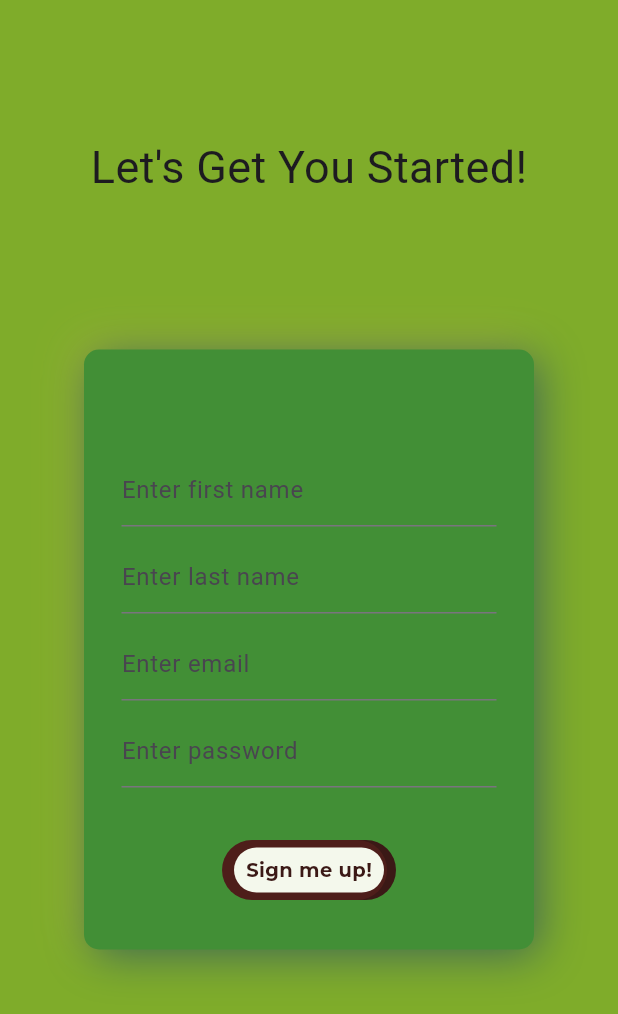
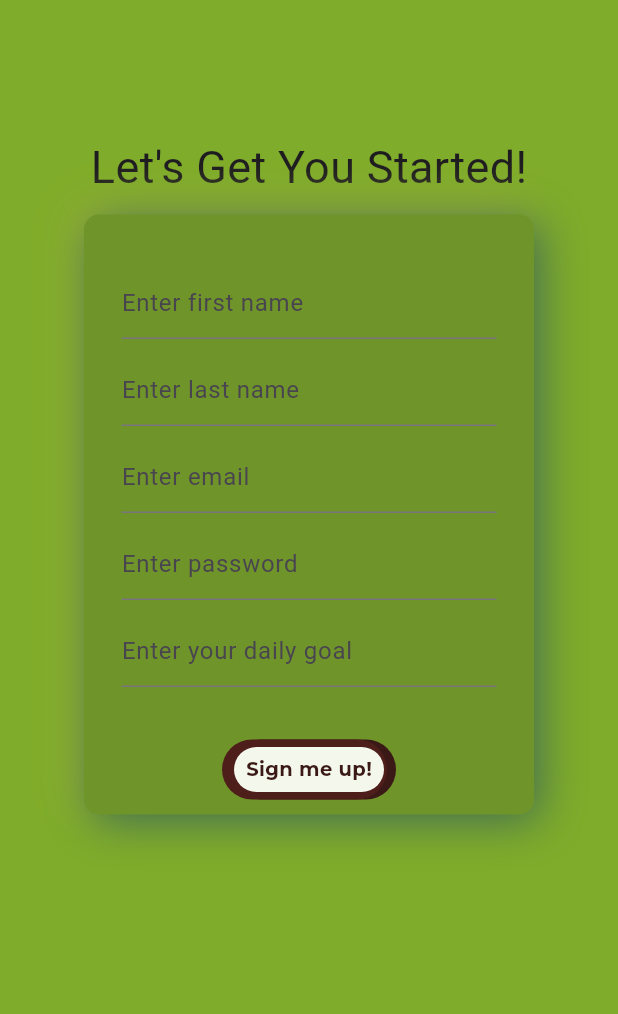
Before and after one commit to iBoudreaux/Capstone, a Flutter app: the SignupPage screen opened directly, after a tap on "Sign me up!", on a phone screen of 412 x 824 dp. Shown: the top 1014 px of the screen. Run offline on Flutter 3.47's test engine with Material 3 defaults, Android fonts, the phone set to English and light mode, and no system bars; our stand-ins replace google_fonts, google_nav_bar, hive_flutter, image_picker, percent_indicator, smooth_page_indicator; missing offline and left inert: mysql_client; accounts and stored records are empty; Roboto replaces fonts that are missing (Alexandria).

Commit message:
Cleaned up code and added extras - connected user dailyprogress goal to actual page - fixed how pages manage resources for smoother app - added a variable page so all pages can access values - checks ofr the end of the quiz and displays the end screen that is meant to show user score/progress for that lesson

```diff
--- a/signlanguageapp/lib/Pages/databaseconn.dart
+++ b/signlanguageapp/lib/Pages/databaseconn.dart
@@ -1,5 +1,6 @@
 import 'package:mysql_client/mysql_client.dart';
 import 'package:hive_flutter/hive_flutter.dart';
+import 'package:signlanguageapp/globalvariables.dart';
 
 // Var to  hold user session
 var userSession = Hive.box('storagebox');
@@ -18,14 +19,15 @@ Future<MySQLConnection> connectToDatabase () async
     return conn;
 }
 
-Future<bool> createnewUser(String firstName, String lastName, String email, String password) async
+Future<bool> createnewUser(String firstName, String lastName, String email, String password, String dailyGoal) async
 {
   // ignore: prefer_typing_uninitialized_variables
   var conn =  await connectToDatabase();
 
+  var daily = int.parse(dailyGoal);
   await conn.connect();
 
-  if (firstName.isEmpty || lastName.isEmpty || email.isEmpty || password.isEmpty){
+  if (firstName.isEmpty || lastName.isEmpty || email.isEmpty || password.isEmpty || dailyGoal.isEmpty){
     print("Please enter in all information above.");
   await conn.close();
 
@@ -33,8 +35,8 @@ Future<bool> createnewUser(String firstName, String lastName, String email, Stri
   }
   else{
     await conn.execute(
-      "INSERT INTO users (firstName, lastName, email, password) VALUES (:firstName, :lastName, :email, :password)",
-      {'firstName': firstName, 'lastName': lastName, 'email': email, 'password': password});
+      "INSERT INTO users (firstName, lastName, email, password, dailyGoal) VALUES (:firstName, :lastName, :email, :password, dailyGoal)",
+      {'firstName': firstName, 'lastName': lastName, 'email': email, 'password': password, 'dailyGoal': daily});
 
 
     readUserInfo(email, password);
@@ -68,6 +70,7 @@ Future<bool> readUserInfo(String email, String password) async
     userSession.put("firstname", data['firstName']);
     userSession.put("lastname", data['lastName']);
     userSession.put("email", data['email']);
+    userSession.put("dailygoal", data['dailyGoal']);
 
 
     }
--- a/signlanguageapp/lib/Pages/menupages/components/answerchoicecard.dart
+++ b/signlanguageapp/lib/Pages/menupages/components/answerchoicecard.dart
@@ -2,9 +2,9 @@ import 'package:flutter/material.dart';
 import 'package:google_fonts/google_fonts.dart';
 
 class AnswerChoiceCard extends StatelessWidget{
-  var answerchoice;
+  final answerchoice;
 
-  AnswerChoiceCard({super.key, required this.answerchoice});
+  const AnswerChoiceCard({super.key, required this.answerchoice});
 
   @override
   Widget build(BuildContext context) {
--- a/signlanguageapp/lib/Pages/userprofilepages/userprofilepage.dart
+++ b/signlanguageapp/lib/Pages/userprofilepages/userprofilepage.dart
@@ -140,7 +140,7 @@ class UserProfile extends StatelessWidget{
                   Navigator.push(
                       context,
                       MaterialPageRoute(
-                      builder: (context) => const OverviewPage(),
+                      builder: (context) => OverviewPage(),
                         ),
                       );
                 },
--- a/signlanguageapp/lib/Pages/welcomepages/components/textbox.dart
+++ b/signlanguageapp/lib/Pages/welcomepages/components/textbox.dart
@@ -1,37 +1,40 @@
 import 'package:flutter/material.dart';
 
-class MyTextBox extends StatelessWidget {
-
-  // ignore: prefer_typing_uninitialized_variables
-  final controller;
+class MyTextBox extends StatefulWidget {
+  final TextEditingController controller;
   final String hintText;
   final bool obscureText;
   final String boxName;
 
-
-
-  const MyTextBox ({
+  const MyTextBox({
     super.key,
     required this.controller,
     required this.hintText,
     required this.obscureText,
     required this.boxName,
+  });
 
+  @override
+  _MyTextBoxState createState() => _MyTextBoxState();
+}
 
-  });
+class _MyTextBoxState extends State<MyTextBox> {
+  @override
+  void dispose() {
+    super.dispose();
+  }
 
   @override
   Widget build(BuildContext context) {
     return SingleChildScrollView(
       padding: const EdgeInsets.symmetric(horizontal: 25.0),
-      child:
-        TextField(
-          controller: controller,
-          obscureText: obscureText,
-          decoration: InputDecoration(
-            hintText: hintText,
-          ),
+      child: TextField(
+        controller: widget.controller,
+        obscureText: widget.obscureText,
+        decoration: InputDecoration(
+          hintText: widget.hintText,
         ),
+      ),
     );
   }
 }
--- a/signlanguageapp/lib/Pages/welcomepages/signuppage.dart
+++ b/signlanguageapp/lib/Pages/welcomepages/signuppage.dart
@@ -5,16 +5,34 @@ import 'package:google_fonts/google_fonts.dart';
 import 'package:signlanguageapp/Pages/welcomepages/signupconfirm.dart';
 import 'package:signlanguageapp/Pages/welcomepages/components/button.dart';
 
-class SignupPage extends StatelessWidget {
-  SignupPage({super.key});
+class SignupPage extends StatefulWidget {
+  const SignupPage({super.key});
 
+  @override
+  SignupPageState createState() => SignupPageState();
+}
+
+class SignupPageState extends State<SignupPage> {
   final firstNameController = TextEditingController();
   final lastNameController = TextEditingController();
   final emailController = TextEditingController();
   final passwordController = TextEditingController();
+  final dailyController = TextEditingController();
+
+  @override
+  void dispose() {
+    // Dispose of the controllers when the widget is disposed
+    firstNameController.dispose();
+    lastNameController.dispose();
+    emailController.dispose();
+    passwordController.dispose();
+    dailyController.dispose();
+    super.dispose();
+  }
 
   @override
   Widget build(BuildContext context) {
+    // Your existing build method goes here
     return Scaffold(
       backgroundColor:  const Color.fromARGB(255, 127, 172, 42),
       body: SingleChildScrollView(
@@ -30,14 +48,14 @@ class SignupPage extends StatelessWidget {
                   ),
                 ),
 
-              const SizedBox(height:100),
+              const SizedBox(height:10),
               Container(
                 height: 400,
                 width: 300,
 
                 decoration: BoxDecoration(
                   borderRadius: BorderRadius.circular(10),
-                  color: const Color.fromARGB(255, 66, 143, 54),
+                  color: const Color.fromARGB(255, 111, 148, 41),
                   boxShadow: const [
                     BoxShadow(
                       color:  Color.fromARGB(255, 174, 183, 54),
@@ -54,7 +72,7 @@ class SignupPage extends StatelessWidget {
                 ),
                 child: Column(
                   children: [
-                    const SizedBox(height: 70),
+                    const SizedBox(height: 35),
                     MyTextBox(controller: firstNameController, hintText: "Enter first name", obscureText: false, boxName: "First Name"),
 
                     const SizedBox(height: 10),
@@ -66,13 +84,16 @@ class SignupPage extends StatelessWidget {
                     const SizedBox(height: 10),
                     MyTextBox(controller: passwordController, hintText: "Enter password", obscureText: true, boxName: "Password"),
 
+                    const SizedBox(height: 10),
+                    MyTextBox(controller: dailyController, hintText: "Enter your daily goal", obscureText: true, boxName: "Daily Goal"),
+
                     const SizedBox(height: 40),
 
                     MyButton(
                       buttonName: "Sign me up!",
                       onTap: () async {
                         Future<bool> success;
-                        success = createnewUser(firstNameController.text, lastNameController.text, emailController.text, passwordController.text);
+                        success = createnewUser(firstNameController.text, lastNameController.text, emailController.text, passwordController.text, dailyController.text);
                         if (await success == true)
                         {
                           Navigator.push(
@@ -85,10 +106,10 @@ class SignupPage extends StatelessWidget {
                         }
                       },
                     ),
+
                   ],
                 ),
               )
-
             ],
           )
         )
```
Also changed, not shown: signlanguageapp/lib/Pages/menupages/lessonpages/letterpages/lessoncomplete.dart (added, +19 -0 lines), signlanguageapp/lib/Pages/menupages/lessonpages/letterpages/letterpracticepage.dart (+29 -3 lines), signlanguageapp/lib/Pages/userprofilepages/overviewpage.dart (+11 -3 lines), signlanguageapp/lib/globalvariables.dart (added, +11 -0 lines).
